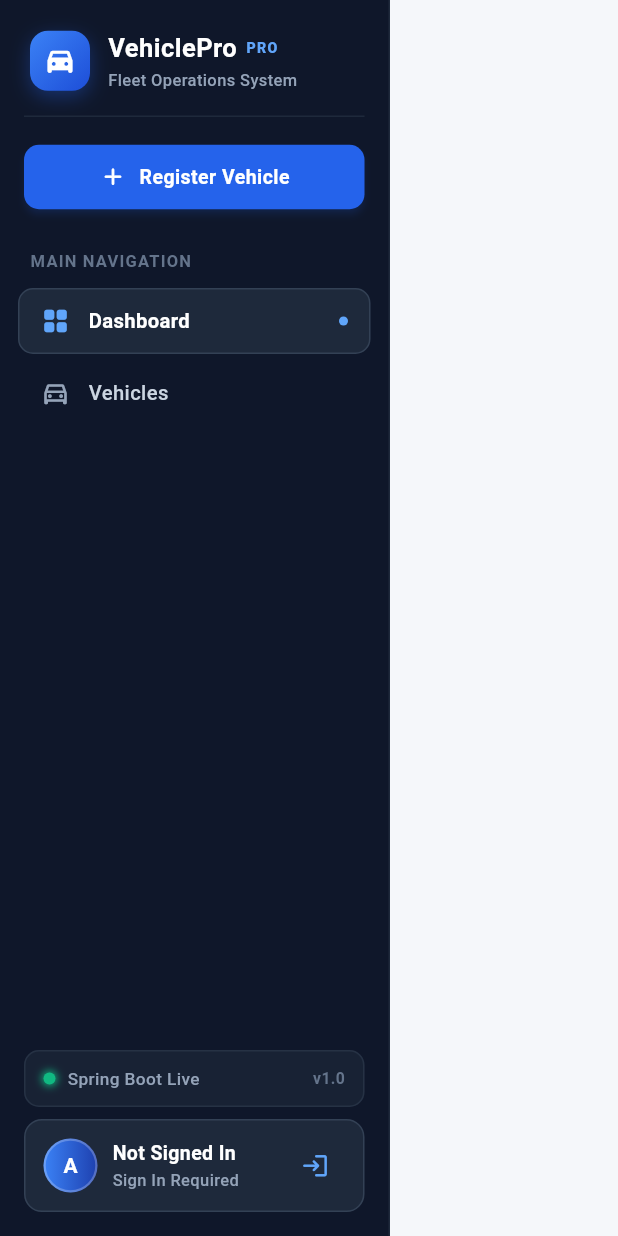
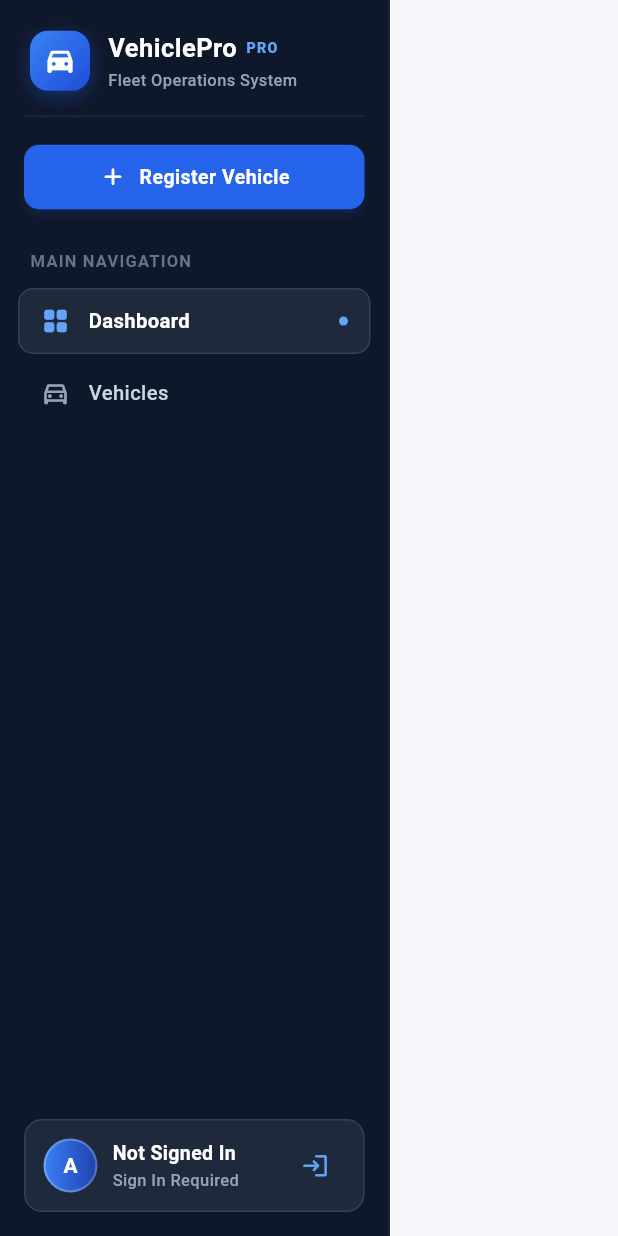
Before and after one commit to siamr7466/Vehiche_Management_System, a Flutter app: the AppSidebar widget shown alone on an empty page, opened directly with empty values, on a phone screen of 412 x 824 dp. Run offline on Flutter 3.47's test engine with Material 3 defaults, Android fonts, the phone set to English and light mode, and no system bars; network calls fail; Roboto replaces fonts that are missing (Segoe UI).

Commit message:
chore(ui): remove System Online pill, Spring Boot Live box, and Synced with server button

```diff
--- a/lib/widgets/app_sidebar.dart
+++ b/lib/widgets/app_sidebar.dart
@@ -206,58 +206,7 @@ class AppSidebar extends StatelessWidget {
 
             const Spacer(),
 
-            // 5. System Status Indicator
-            Padding(
-              padding: const EdgeInsets.symmetric(horizontal: 16, vertical: 8),
-              child: Container(
-                padding: const EdgeInsets.symmetric(horizontal: 12, vertical: 10),
-                decoration: BoxDecoration(
-                  color: sidebarCardBg.withValues(alpha: 0.6),
-                  borderRadius: BorderRadius.circular(10),
-                  border: Border.all(color: borderDark.withValues(alpha: 0.5)),
-                ),
-                child: Row(
-                  children: [
-                    Container(
-                      width: 8,
-                      height: 8,
-                      decoration: const BoxDecoration(
-                        color: Color(0xFF10B981), // Green online
-                        shape: BoxShape.circle,
-                        boxShadow: [
-                          BoxShadow(
-                            color: Color(0xFF10B981),
-                            blurRadius: 4,
-                            spreadRadius: 1,
-                          ),
-                        ],
-                      ),
-                    ),
-                    const SizedBox(width: 8),
-                    const Expanded(
-                      child: Text(
-                        'Spring Boot Live',
-                        style: TextStyle(
-                          color: textMuted,
-                          fontSize: 11.5,
-                          fontWeight: FontWeight.w500,
-                        ),
-                      ),
-                    ),
-                    const Text(
-                      'v1.0',
-                      style: TextStyle(
-                        color: Color(0xFF64748B),
-                        fontSize: 10.5,
-                        fontWeight: FontWeight.bold,
-                      ),
-                    ),
-                  ],
-                ),
-              ),
-            ),
-
-            // 6. Modern User Profile Card & Sign Out
+            // Modern User Profile Card & Sign Out
             Padding(
               padding: const EdgeInsets.fromLTRB(16, 0, 16, 16),
               child: Container(
```
Also changed, not shown: lib/screens/vehicle_list_screen.dart (+2 -25 lines), lib/widgets/app_top_bar.dart (+0 -31 lines).
